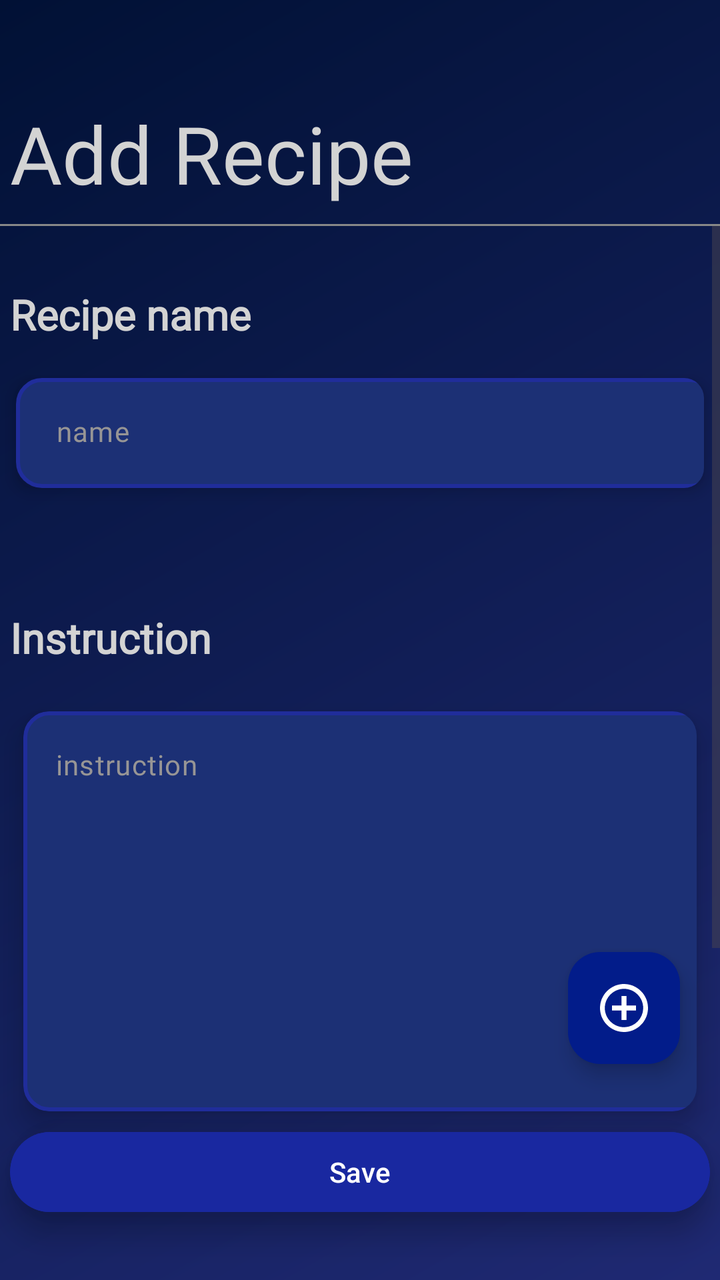
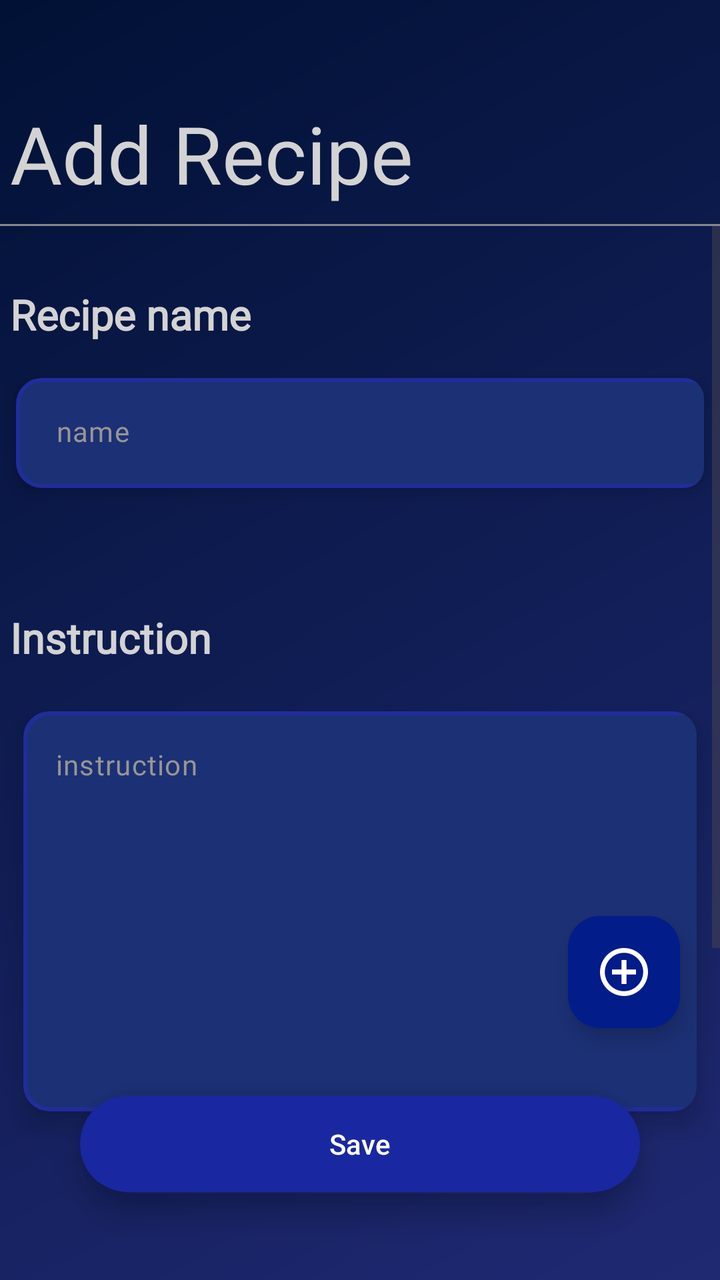

The first picture is an Android layout as it rendered before a commit; the second is the same layout after the commit. The layout source and the unified diff follow.
<!-- AndroidManifest.xml: application theme Theme.Recipe -->
<!-- res/layout/activity_add_recipe.xml -->
<androidx.constraintlayout.widget.ConstraintLayout
    xmlns:android="http://schemas.android.com/apk/res/android"
    xmlns:app="http://schemas.android.com/apk/res-auto"
    xmlns:tools="http://schemas.android.com/tools"
    android:id="@+id/main"
    android:layout_width="match_parent"
    android:layout_height="match_parent"
    android:background="@drawable/my_background">

    
    <TextView
        android:id="@+id/CreateRecipeTextView"
        android:layout_width="350dp"
        android:layout_height="62dp"
        android:layout_marginTop="50dp"
        android:fontFamily="@font/open_sans_bold"
        android:gravity="left"
        android:text="Add Recipe"
        android:textColor="@color/my_text_view_back"
        android:textSize="40sp"
        app:layout_constraintEnd_toEndOf="parent"
        app:layout_constraintStart_toStartOf="parent"
        app:layout_constraintTop_toTopOf="parent" />

    
    <View
        android:id="@+id/lineUnderText"
        android:layout_width="match_parent"
        android:layout_height="1dp"
        android:background="#888888"
        app:layout_constraintTop_toBottomOf="@id/CreateRecipeTextView"
        app:layout_constraintStart_toStartOf="parent"
        app:layout_constraintEnd_toEndOf="parent"/>

    
    <ScrollView
        android:id="@+id/ScrollViewContent"
        android:layout_width="match_parent"
        android:layout_height="0dp"
        android:fillViewport="true"
        android:layout_marginBottom="70dp"
        app:layout_constraintTop_toBottomOf="@id/lineUnderText"
        app:layout_constraintBottom_toBottomOf="parent">

        <LinearLayout
            android:id="@+id/LinearLayout"
            android:layout_width="match_parent"
            android:layout_height="wrap_content"
            android:orientation="vertical"
            android:paddingBottom="120dp">

            <TextView
                android:id="@+id/TextViewRecipeName"
                android:layout_width="350dp"
                android:layout_height="wrap_content"
                android:layout_marginTop="30dp"
                android:fontFamily="@font/archivo_black"
                android:text="Recipe name"
                android:textColor="@color/my_text_view_back"
                android:textSize="21sp"
                android:textStyle="bold"
                android:layout_gravity="center"/>

            <androidx.cardview.widget.CardView
                android:id="@+id/CardViewRecipeName"
                android:layout_width="wrap_content"
                android:layout_height="wrap_content"
                android:layout_gravity="center"
                android:layout_marginTop="7dp"
                android:padding="8dp"
                app:cardBackgroundColor="@android:color/transparent"
                app:cardElevation="5dp"
                app:cardCornerRadius="10dp"
                app:cardUseCompatPadding="true">

                <EditText
                    android:id="@+id/EditTextRecipe"
                    style="@style/Widget.Material3.AutoCompleteTextView.OutlinedBox"
                    android:layout_width="350dp"
                    android:layout_height="wrap_content"
                    android:minHeight="55dp"
                    android:fontFamily="@font/archivo_black"
                    android:gravity="start"
                    android:background="@drawable/textview_border"
                    android:hint="name"
                    android:inputType="text"
                    android:paddingStart="20dp"
                    android:textColor="#DCDCDC"
                    android:textColorHint="#979595"
                    android:textSize="14sp"/>
            </androidx.cardview.widget.CardView>

            <LinearLayout
                android:id="@+id/linearLayoutDescription"
                android:layout_width="match_parent"
                android:layout_height="wrap_content"
                android:orientation="vertical"
                tools:listitem="@layout/ingredient_item"/>

            <TextView
                android:id="@+id/TextViewInstructionRecipe"
                android:layout_width="350dp"
                android:layout_height="wrap_content"
                android:layout_marginTop="50dp"
                android:fontFamily="@font/archivo_black"
                android:text="Instruction"
                android:textColor="@color/my_text_view_back"
                android:textSize="21sp"
                android:textStyle="bold"
                android:layout_gravity="center"/>

            <androidx.cardview.widget.CardView
                android:id="@+id/CardViewInstruction"
                android:layout_width="wrap_content"
                android:layout_height="wrap_content"
                app:cardElevation="8dp"
                app:cardCornerRadius="12dp"
                app:cardUseCompatPadding="true"
                app:cardBackgroundColor="@android:color/transparent"
                android:layout_marginTop="7dp"
                android:layout_gravity="center"
                >

                <EditText
                    android:id="@+id/EditTextInsctructionRecipe"
                    style="@style/Widget.Material3.AutoCompleteTextView.OutlinedBox"
                    android:layout_width="350dp"
                    android:layout_height="wrap_content"
                    android:minHeight="200dp"
                    android:background="@drawable/textview_border"
                    android:fontFamily="@font/archivo_black"
                    android:gravity="top|start"
                    android:hint="instruction"
                    android:inputType="textMultiLine"
                    android:scrollHorizontally="false"
                    android:singleLine="false"
                    android:textColor="#DCDCDC"
                    android:textColorHint="#979595"
                    android:textSize="14sp"
                    android:scrollbars="vertical"/>

        </androidx.cardview.widget.CardView>
        </LinearLayout>
    </ScrollView>

    
    <com.google.android.material.floatingactionbutton.FloatingActionButton
        android:id="@+id/floatingActionButton"
        android:layout_width="wrap_content"
        android:layout_height="wrap_content"
        android:layout_marginEnd="20dp"
        android:layout_marginBottom="30dp"
        android:contentDescription="@string/app_name"
        app:backgroundTint="@color/fab_background"
        app:layout_constraintBottom_toTopOf="@id/CardView"
        app:layout_constraintEnd_toEndOf="parent"
        app:srcCompat="@drawable/ic_add_recipe"
        app:tint="@android:color/white" />

    

    <androidx.cardview.widget.CardView
        android:id="@+id/CardView"
        android:layout_width="350dp"
        android:layout_height="wrap_content"
        app:cardElevation="8dp"
        app:cardCornerRadius="120dp"
        android:layout_marginBottom="30dp"
        app:cardBackgroundColor="@android:color/transparent"
        app:layout_constraintBottom_toBottomOf="parent"
        app:layout_constraintStart_toStartOf="parent"
        app:layout_constraintEnd_toEndOf="parent">

        <Button
            android:id="@+id/RecipeSaveButton"
            android:layout_width="match_parent"
            android:layout_height="wrap_content"
            android:text="Save"
            android:elevation="8dp"
            android:backgroundTint="@color/my_button_background"
            android:textColor="#FFFFFF"/>
    </androidx.cardview.widget.CardView>

</androidx.constraintlayout.widget.ConstraintLayout>
<!-- res/layout/ingredient_item.xml (included above) -->
<?xml version="1.0" encoding="utf-8"?>
<androidx.constraintlayout.widget.ConstraintLayout xmlns:android="http://schemas.android.com/apk/res/android"
    xmlns:app="http://schemas.android.com/apk/res-auto"
    xmlns:tools="http://schemas.android.com/tools"
    android:id="@+id/linearLayout"
    android:layout_width="match_parent"
    android:layout_height="wrap_content"
    android:layout_marginTop="20dp">

    
    <TextView
        android:id="@+id/TextViewIngredient"
        android:layout_width="350dp"
        android:layout_height="wrap_content"
        android:fontFamily="@font/archivo_black"
        android:gravity="left"
        android:text="Ingredient"
        android:textStyle="bold"
        android:textColor="@color/my_text_view_back"
        android:textSize="21sp"
        app:layout_constraintEnd_toEndOf="parent"
        app:layout_constraintStart_toStartOf="parent"
        app:layout_constraintTop_toTopOf="parent" />

    <androidx.cardview.widget.CardView
        android:id="@+id/CardViewIngredient"
        android:layout_width="wrap_content"
        android:layout_height="wrap_content"
        android:layout_gravity="center"
        android:layout_marginTop="7dp"
        android:padding="8dp"
        app:cardBackgroundColor="@android:color/transparent"
        app:cardElevation="8dp"
        app:cardCornerRadius="10dp"
        app:cardUseCompatPadding="true"
        app:layout_constraintTop_toBottomOf="@id/TextViewIngredient"
        app:layout_constraintStart_toStartOf="parent"
        app:layout_constraintEnd_toEndOf="parent">

        <LinearLayout
            android:id="@+id/LinearLayoutIngredient"
            android:layout_width="350dp"
            android:layout_height="60dp"
            android:orientation="horizontal"
            android:gravity="center"
            android:background="@drawable/textview_border">

            <EditText
                android:id="@+id/EditTextNameIngredient"
                android:singleLine="true"
                android:scrollHorizontally="true"
                android:ellipsize="none"
                android:inputType="text"
                android:layout_width="180dp"
                android:layout_height="70dp"
                android:layout_marginStart="20dp"
                android:hint="name"
                android:paddingTop="20dp"
                android:textColorHint="#979595"
                android:textColor="@color/white"
                android:textSize="15sp" />

            <FrameLayout
                android:layout_width="wrap_content"
                android:layout_height="wrap_content">

                <EditText
                    android:id="@+id/EditTextWeight"
                    android:layout_width="90dp"
                    android:layout_height="70dp"
                    android:background="@drawable/weight_border"
                    android:fontFamily="@font/bakbak_one"
                    android:gravity="center"
                    android:hint="Weight"
                    android:inputType="numberDecimal"
                    android:minHeight="48dp"
                    android:paddingStart="10dp"
                    android:paddingTop="8dp"
                    android:paddingEnd="10dp"
                    android:paddingBottom="11dp"
                    android:textColor="@color/white"
                    android:textColorHint="#979595"
                    android:textSize="15sp" />
            </FrameLayout>

            <Spinner
                android:id="@+id/SpinnerUnit"
                android:layout_width="wrap_content"
                android:layout_height="70dp"
                android:entries="@array/ingredients_unit"
                android:minHeight="48dp" />
        </LinearLayout>
    </androidx.cardview.widget.CardView>

    <Button
        android:id="@+id/ButtonDelete"
        style="@style/Widget.AppCompat.Button.Borderless.Colored"
        android:layout_width="wrap_content"
        android:layout_height="wrap_content"
        android:text="Delete"
        android:textColor="@android:color/holo_red_dark"
        android:textSize="10sp"
        android:layout_marginEnd="25dp"
        app:layout_constraintEnd_toEndOf="parent"
        app:layout_constraintBaseline_toBaselineOf="@id/TextViewIngredient"/>

</androidx.constraintlayout.widget.ConstraintLayout>
<!-- resources referenced by this layout -->
<resources>
  <string-array name="ingredients_unit">
          <item>kg</item>
          <item>g</item>
      </string-array>
  <color name="fab_background">#021C8A</color>
  <color name="my_button_background">#1928A0</color>
  <color name="my_text_view_back">#D3D3D3</color>
  <color name="white">#FFFFFFFF</color>
  <!-- drawable ic_add_recipe (drawable) -->
  <vector xmlns:android="http://schemas.android.com/apk/res/android"
      android:width="512dp"
      android:height="512dp"
      android:viewportWidth="512"
      android:viewportHeight="512">
    <path
        android:pathData="M233,1c-19.9,1.8 -46.4,7.8 -64.9,14.6 -23.7,8.8 -52.9,25.4 -72.7,41.4 -10.1,8.2 -30.2,28.3 -38.4,38.4 -16,19.8 -32.6,49 -41.4,72.7 -12.4,33.6 -17.8,74.2 -14.6,109.7 1.9,21.6 7.6,47 14.6,66.1 8.8,23.7 25.4,52.9 41.4,72.7 8.2,10.1 28.3,30.2 38.4,38.4 19.8,16 49,32.6 72.7,41.4 33.6,12.4 74.2,17.8 109.7,14.6 21.6,-1.9 47,-7.6 66.1,-14.6 23.7,-8.8 52.9,-25.4 72.7,-41.4 10.1,-8.2 30.2,-28.3 38.4,-38.4 16,-19.8 32.6,-49 41.4,-72.7 7,-19.1 12.7,-44.5 14.6,-66.1 3.2,-35.5 -2.2,-76.1 -14.6,-109.7 -8.8,-23.7 -25.4,-52.9 -41.4,-72.7 -8.2,-10.1 -28.3,-30.2 -38.4,-38.4 -19.8,-16 -49,-32.6 -72.7,-41.4 -33.7,-12.4 -74.7,-17.8 -110.9,-14.6zM273.5,52c48.6,4.6 92.4,25.1 126.9,59.6 67.5,67.6 79.6,169.9 29.8,251.4 -15.7,25.7 -41.5,51.5 -67.2,67.2 -54.4,33.3 -118.8,39.7 -177.8,17.6 -27.9,-10.4 -52.3,-26.2 -73.6,-47.4 -62.5,-62.6 -78.1,-156.4 -39,-234.7 37.8,-75.7 118.5,-121.4 200.9,-113.7z"
        android:fillColor="#000000"
        android:strokeColor="#00000000"/>
    <path
        android:pathData="M230,179l0,51 -51,-0 -51,-0 0,26 0,26 51,-0 51,-0 0,51 0,51 26,-0 26,-0 0,-51 0,-51 51,-0 51,-0 0,-26 0,-26 -51,-0 -51,-0 0,-51 0,-51 -26,-0 -26,-0 0,51z"
        android:fillColor="#000000"
        android:strokeColor="#00000000"/>
  </vector>
  <!-- drawable my_background (drawable) -->
  <shape xmlns:android="http://schemas.android.com/apk/res/android"
      android:shape="rectangle">
  
  
      <gradient
          android:type="linear"
          android:startColor="#011135"
          android:endColor="#1F2973"
          android:angle="315" />
  
      <size
          android:width="1080dp"
          android:height="1920dp" />
  </shape>
  <!-- drawable textview_border (drawable) -->
  <?xml version="1.0" encoding="utf-8"?>
  <shape xmlns:android="http://schemas.android.com/apk/res/android"
      android:shape="rectangle">
  
      
      <solid android:color="#1C3075" />
  
      
      <stroke
          android:width="2dp"
          android:color="#202D9B" />
  
      
      <corners android:radius="12dp" />
  </shape>
  <!-- drawable weight_border: png bitmap (drawable, 4779 bytes) -->
  <string name="app_name">Recipe</string>
  <style name="Theme.Recipe" parent="Base.Theme.Recipe" />
  <style name="Base.Theme.Recipe" parent="Theme.Material3.DayNight.NoActionBar">
          
          
      </style>
</resources>

<!-- the commit's change to res/layout/activity_add_recipe.xml (unified diff, before → after) -->
@@ -161,9 +161,10 @@
 
     <androidx.cardview.widget.CardView
         android:id="@+id/CardView"
-        android:layout_width="350dp"
+        android:layout_width="match_parent"
         android:layout_height="wrap_content"
         app:cardElevation="8dp"
+        android:layout_margin="40dp"
         app:cardCornerRadius="120dp"
         android:layout_marginBottom="30dp"
         app:cardBackgroundColor="@android:color/transparent"
@@ -174,7 +175,7 @@
         <Button
             android:id="@+id/RecipeSaveButton"
             android:layout_width="match_parent"
-            android:layout_height="wrap_content"
+            android:layout_height="56dp"
             android:text="Save"
             android:elevation="8dp"
             android:backgroundTint="@color/my_button_background"
